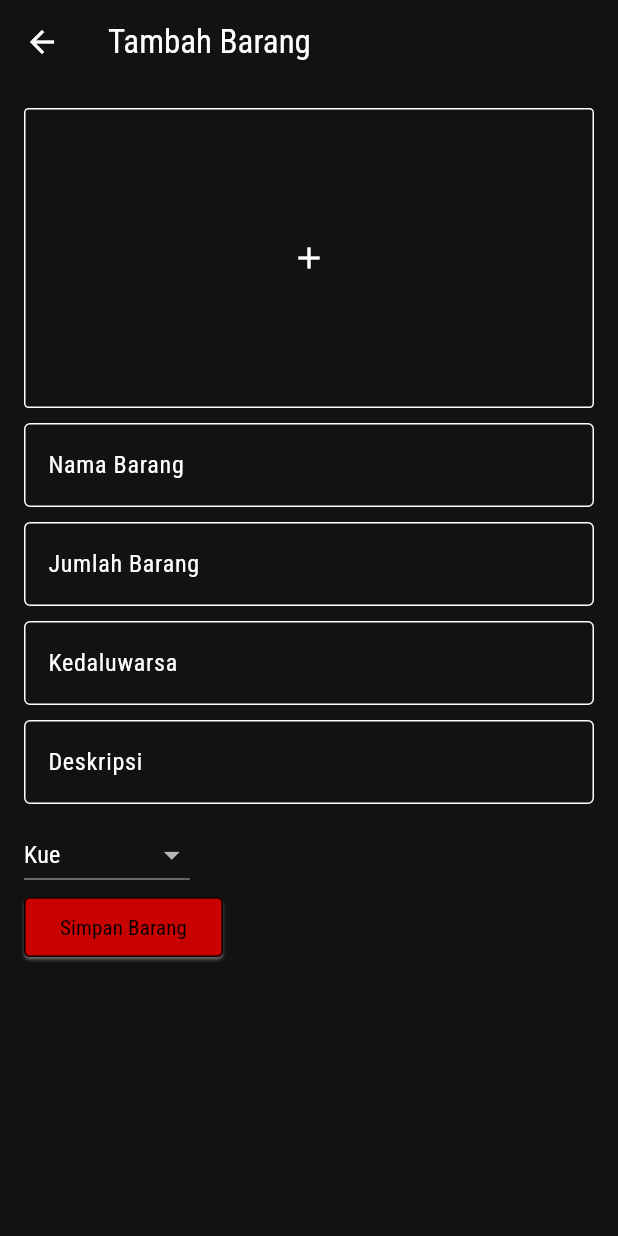
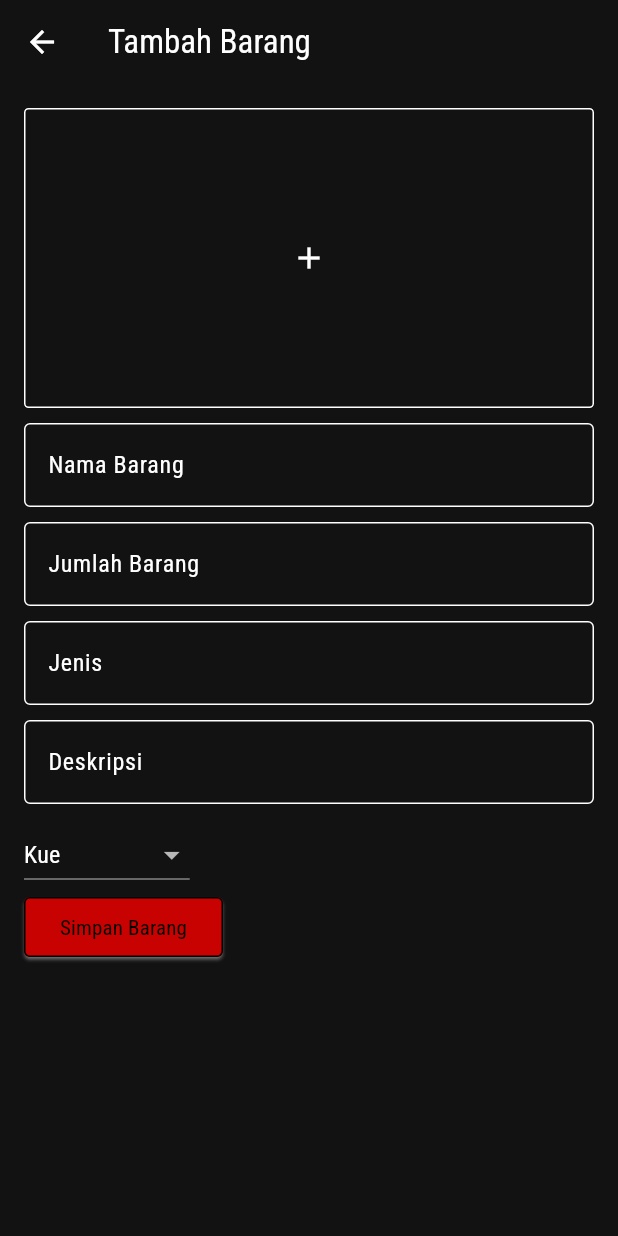
Before and after one commit to 221110019/project_bansos, a Flutter app: the HomeOwner screen opened directly, item 2 of the bottom bar chosen, after a tap on the "assignment add" icon, on a phone screen of 412 x 824 dp. Run offline on Flutter 3.47's test engine with Material 3 defaults, Android fonts, the phone set to English and light mode, and no system bars; our stand-ins replace awesome_notifications, cloud_firestore, firebase_auth, firebase_core, google_mobile_ads, image_picker and 3 more; accounts and stored records are empty; generated files the repository leaves out were written again.

Commit message:
finish Translate Owner n components

```diff
--- a/lib/components/theme_switch.dart
+++ b/lib/components/theme_switch.dart
@@ -1,4 +1,5 @@
 import 'package:flutter/material.dart';
+import 'package:project_bansos/helper/cakap_helper.dart';
 import 'package:project_bansos/helper/shortcut_helper.dart';
 
 class ThemeSwitch extends StatelessWidget {
@@ -14,7 +15,7 @@ class ThemeSwitch extends StatelessWidget {
         onChanged: (value) {
           themeProvider.toggleTema();
           ShortcutHelper.kataSistem(context,
-              "Mengaktifkan mode ${themeProvider.terang ? 'terang' : 'gelap'}");
+              "${CakapHelper.tulisan(context)!.theme_1} ${themeProvider.terang ? CakapHelper.tulisan(context)!.theme_2 : CakapHelper.tulisan(context)!.theme_3}");
         },
         thumbIcon: WidgetStateProperty.resolveWith<Icon?>(
           (Set<WidgetState> states) {
--- a/lib/helper/cakap_helper.dart
+++ b/lib/helper/cakap_helper.dart
@@ -3,7 +3,6 @@ import 'package:flutter_gen/gen_l10n/app_localizations.dart';
 
 class CakapHelper {
   static AppLocalizations? tulisan(BuildContext context) {
-    return AppLocalizations.of(
-        context); // Replace 'existingGetter' with the actual getter you need
+    return AppLocalizations.of(context);
   }
 }
--- a/lib/main.dart
+++ b/lib/main.dart
@@ -19,12 +19,6 @@ void main() async {
   MobileAds.instance.initialize();
   await Firebase.initializeApp();
   AwesomeNotifications().initialize('resource://drawable/launch_background', [
-    // .initialize(null, [
-    NotificationChannel(
-        channelKey: 'welcome',
-        channelName: 'Welcome',
-        importance: NotificationImportance.High,
-        channelDescription: 'To welcome new user'),
     NotificationChannel(
         channelKey: 'log_in',
         channelName: 'Log In',
--- a/lib/pages/owner/dashboard_owner.dart
+++ b/lib/pages/owner/dashboard_owner.dart
@@ -1,7 +1,9 @@
 import 'package:cloud_firestore/cloud_firestore.dart';
 import 'package:flutter/material.dart';
+import 'package:project_bansos/components/language_button.dart';
 import 'package:project_bansos/components/theme_switch.dart';
 import 'package:project_bansos/components/tombol_custom.dart';
+import 'package:project_bansos/helper/cakap_helper.dart';
 import 'package:project_bansos/helper/exp_stok_helper.dart';
 import 'package:project_bansos/helper/shortcut_helper.dart';
 import 'package:project_bansos/services/auth_services.dart';
@@ -18,7 +20,7 @@ class MyApp extends StatelessWidget {
   @override
   Widget build(BuildContext context) {
     return const MaterialApp(
-      title: 'Dashboard Owner',
+      title: 'Owner Dashboard',
       home: DashboardOwner(),
     );
   }
@@ -39,7 +41,7 @@ class _DashboardOwnerState extends State<DashboardOwner> {
     return Scaffold(
       appBar: AppBar(
         title: Text(
-          "Dashboard Owner".toUpperCase(),
+          "Owner Dashboard".toUpperCase(),
           style: TextStyle(
             fontSize: 20,
             fontWeight: FontWeight.bold,
@@ -49,16 +51,20 @@ class _DashboardOwnerState extends State<DashboardOwner> {
       ),
       body: Column(
         children: [
+          Text(
+            IndomieHelper.sekarang().toUpperCase(),
+            style: const TextStyle(fontWeight: FontWeight.w700),
+          ),
           Divider(color: ShortcutHelper.warnaOnSurface(context)),
           pengaturanUtama(context),
           Divider(color: ShortcutHelper.warnaOnSurface(context)),
           rekap(context),
           context.read<OwnerMetaProvider>().jumlahStHabis > 0
-              ? peringatan(
-                  context, 'Ada stok yang/akan habis', Icons.warehouse_rounded)
+              ? peringatan(context, CakapHelper.tulisan(context)!.o_dash_1,
+                  Icons.warehouse_rounded)
               : const SizedBox.shrink(),
           context.read<OwnerMetaProvider>().jumlahExp > 0
-              ? peringatan(context, 'Ada barang yang/akan expired',
+              ? peringatan(context, CakapHelper.tulisan(context)!.o_dash_2,
                   Icons.warning_amber_rounded)
               : const SizedBox.shrink(),
         ],
@@ -74,14 +80,13 @@ class _DashboardOwnerState extends State<DashboardOwner> {
         mainAxisAlignment: MainAxisAlignment.spaceBetween,
         children: [
           const ThemeSwitch(),
-          Text(IndomieHelper.sekarang().toUpperCase()),
+          const LanguageButton(),
           TombolCustom(
               onPressed: () {
                 authServices.logoutUser();
                 ShortcutHelper.notifWoe(context).createLogoutNotification();
-                // ShortcutHelper.kataSistem(context, 'Berhasil keluar');
               },
-              child: const Text('Logout'))
+              child: Text(CakapHelper.tulisan(context)!.o_dash_3))
         ],
       ),
     );
@@ -134,17 +139,27 @@ class _DashboardOwnerState extends State<DashboardOwner> {
                       builder: (context, snapshot) {
                         if (snapshot.connectionState ==
                             ConnectionState.waiting) {
-                          return isiCard(0, 'Jenis', 'Barang');
+                          return isiCard(
+                              0,
+                              CakapHelper.tulisan(context)!.o_dash_6,
+                              CakapHelper.tulisan(context)!.o_dash_4);
                         }
                         if (snapshot.hasError || !snapshot.hasData) {
-                          return isiCard(0, 'Jenis', 'Barang');
+                          return isiCard(
+                              0,
+                              CakapHelper.tulisan(context)!.o_dash_6,
+                              CakapHelper.tulisan(context)!.o_dash_4);
                         }
                         return isiCard(
-                            snapshot.data!.docs.length, 'Jenis', 'Barang');
+                            snapshot.data!.docs.length,
+                            CakapHelper.tulisan(context)!.o_dash_6,
+                            CakapHelper.tulisan(context)!.o_dash_4);
                       },
                     ),
-                    isiCard(context.read<OwnerMetaProvider>().jumlahExp,
-                        'Barang', 'Expired'),
+                    isiCard(
+                        context.read<OwnerMetaProvider>().jumlahExp,
+                        CakapHelper.tulisan(context)!.o_dash_4,
+                        CakapHelper.tulisan(context)!.o_dash_5),
                   ],
                 ),
                 Column(
@@ -156,17 +171,21 @@ class _DashboardOwnerState extends State<DashboardOwner> {
                       builder: (context, snapshot) {
                         if (snapshot.connectionState ==
                             ConnectionState.waiting) {
-                          return isiCard(0, 'Total', 'Pesanan');
+                          return isiCard(0, 'Total',
+                              CakapHelper.tulisan(context)!.o_dash_7);
                         }
                         if (snapshot.hasError || !snapshot.hasData) {
-                          return isiCard(0, 'Total', 'Pesanan');
+                          return isiCard(0, 'Total',
+                              CakapHelper.tulisan(context)!.o_dash_7);
                         }
-                        return isiCard(
-                            snapshot.data!.docs.length, 'Total', 'Pesanan');
+                        return isiCard(snapshot.data!.docs.length, 'Total',
+                            CakapHelper.tulisan(context)!.o_dash_7);
                       },
                     ),
-                    isiCard(context.read<OwnerMetaProvider>().jumlahStHabis,
-                        'Stok', 'Sisa Sedikit')
+                    isiCard(
+                        context.read<OwnerMetaProvider>().jumlahStHabis,
+                        CakapHelper.tulisan(context)!.o_home_1,
+                        CakapHelper.tulisan(context)!.o_dash_8)
                   ],
                 )
               ],
@@ -179,7 +198,7 @@ class _DashboardOwnerState extends State<DashboardOwner> {
 
   Container peringatan(BuildContext context, String isi, IconData ikon) {
     return Container(
-      padding: const EdgeInsets.all(8.0),
+      padding: const EdgeInsets.symmetric(vertical: 8),
       margin: const EdgeInsets.only(top: 8),
       width: ShortcutHelper.lebarFull(context) * 0.85,
       decoration: BoxDecoration(
--- a/lib/pages/owner/home_owner.dart
+++ b/lib/pages/owner/home_owner.dart
@@ -1,4 +1,5 @@
 import 'package:flutter/material.dart';
+import 'package:project_bansos/helper/cakap_helper.dart';
 import 'package:project_bansos/helper/shortcut_helper.dart';
 import 'package:project_bansos/pages/owner/dashboard_owner.dart';
 import 'package:project_bansos/pages/owner/pesanan_owner.dart';
@@ -32,13 +33,15 @@ class HomeOwner extends StatelessWidget {
           unselectedItemColor: ShortcutHelper.warnaOnSurface(context),
           showSelectedLabels: true,
           showUnselectedLabels: true,
-          items: const [
-            BottomNavigationBarItem(
+          items: [
+            const BottomNavigationBarItem(
                 icon: Icon(Icons.dashboard), label: 'Dashboard'),
             BottomNavigationBarItem(
-                icon: Icon(Icons.assignment), label: 'Stok'),
+                icon: const Icon(Icons.assignment),
+                label: CakapHelper.tulisan(context)!.o_home_1),
             BottomNavigationBarItem(
-                icon: Icon(Icons.person_pin_circle), label: 'Pesanan'),
+                icon: const Icon(Icons.person_pin_circle),
+                label: CakapHelper.tulisan(context)!.o_home_2),
           ],
         ));
   }
--- a/lib/pages/owner/pesanan_owner.dart
+++ b/lib/pages/owner/pesanan_owner.dart
@@ -1,6 +1,7 @@
 import 'package:cloud_firestore/cloud_firestore.dart';
 import 'package:flutter/material.dart';
 import 'package:project_bansos/components/list_tile_pesanan.dart';
+import 'package:project_bansos/helper/cakap_helper.dart';
 import 'package:project_bansos/helper/shortcut_helper.dart';
 import 'package:project_bansos/models/barang_preorder.dart';
 
@@ -15,7 +16,7 @@ class PesananOwner extends StatelessWidget {
             mainAxisAlignment: MainAxisAlignment.spaceBetween,
             children: [
               Text(
-                "DAFTAR PESANAN",
+                CakapHelper.tulisan(context)!.o_pesan_1,
                 style: TextStyle(
                   fontSize: 20,
                   fontWeight: FontWeight.bold,
@@ -38,7 +39,8 @@ class PesananOwner extends StatelessWidget {
                 return Center(child: Text("Error: ${snapshot.error}"));
               } else if (snapshot.data!.docs.isEmpty ||
                   snapshot.data?.docs == null) {
-                return const Center(child: Text("No items found"));
+                return Center(
+                    child: Text(CakapHelper.tulisan(context)!.o_pesan_2));
               }
               print(snapshot.data!.docs);
               // print(snapshot.data!.docs[0].data());
--- a/lib/pages/owner/stok/stok_owner.dart
+++ b/lib/pages/owner/stok/stok_owner.dart
@@ -4,6 +4,7 @@ import 'package:cloud_firestore/cloud_firestore.dart';
 import 'package:flutter/material.dart';
 import 'package:project_bansos/components/alt_gambar_error.dart';
 import 'package:project_bansos/components/tombol_custom.dart';
+import 'package:project_bansos/helper/cakap_helper.dart';
 import 'package:project_bansos/helper/exp_stok_helper.dart';
 import 'package:project_bansos/helper/shortcut_helper.dart';
 import 'package:project_bansos/models/barang_stok.dart';
@@ -76,7 +77,7 @@ class StokOwnerState extends State<StokOwner> {
             mainAxisAlignment: MainAxisAlignment.spaceBetween,
             children: [
               Text(
-                "STOK BARANG",
+                CakapHelper.tulisan(context)!.o_stok_1,
                 style: TextStyle(
                   fontSize: 20,
                   fontWeight: FontWeight.bold,
@@ -109,7 +110,8 @@ class StokOwnerState extends State<StokOwner> {
               } else if (snapshot.hasError) {
                 return Center(child: Text("Error: ${snapshot.error}"));
               } else if (snapshot.data!.docs.isEmpty) {
-                return const Center(child: Text("No items found"));
+                return Center(
+                    child: Text(CakapHelper.tulisan(context)!.o_pesan_2));
               }
               // print(snapshot.data!.docs[0].data());
               List<BarangStok> barang = snapshot.data!.docs
@@ -179,7 +181,8 @@ class StokOwnerState extends State<StokOwner> {
                                                 fontWeight: FontWeight.w900),
                                           ),
                                           Text(
-                                            "${ShortcutHelper.rupiahkan(barang[index].harga)}",
+                                            ShortcutHelper.rupiahkan(
+                                                barang[index].harga),
                                             style:
                                                 const TextStyle(fontSize: 10),
                                           ),
@@ -190,11 +193,11 @@ class StokOwnerState extends State<StokOwner> {
                                             MainAxisAlignment.spaceBetween,
                                         children: [
                                           Text(
-                                              "${barang[index].jumlah} stok >"),
+                                              "${barang[index].jumlah} ${CakapHelper.tulisan(context)!.o_home_1.toLowerCase()} >"),
                                           Text(
-                                              " ${barang[index].jumlah - barang[index].yangDijual} dipakai +"),
+                                              " ${barang[index].jumlah - barang[index].yangDijual} ${CakapHelper.tulisan(context)!.o_stok_2} +"),
                                           Text(
-                                              "${barang[index].yangDijual} dijual"),
+                                              "${barang[index].yangDijual} ${CakapHelper.tulisan(context)!.o_stok_3}"),
                                         ],
                                       ),
                                     ],
@@ -205,7 +208,7 @@ class StokOwnerState extends State<StokOwner> {
                                     children: [
                                       barang[index].kadarluasa != null
                                           ? Text(
-                                              'Kedaluwarsa : ${IndomieHelper.waktuExpired(barang[index].kadarluasa!.toDate())}',
+                                              '${CakapHelper.tulisan(context)!.o_dash_6} : ${IndomieHelper.waktuExpired(context, barang[index].kadarluasa!.toDate())}',
                                               style:
                                                   const TextStyle(fontSize: 10),
                                             )
--- a/lib/pages/owner/stok/tambah_stok_owner.dart
+++ b/lib/pages/owner/stok/tambah_stok_owner.dart
@@ -4,6 +4,7 @@ import 'package:flutter/material.dart';
 import 'package:intl/intl.dart';
 import 'package:permission_handler/permission_handler.dart';
 import 'package:project_bansos/components/tombol_custom.dart';
+import 'package:project_bansos/helper/cakap_helper.dart';
 import 'package:project_bansos/provider/theme_provider.dart';
 import 'package:project_bansos/services/datetime_services.dart';
 import 'package:project_bansos/services/firestore_services.dart';
@@ -90,7 +91,7 @@ class _TambahStokOwnerState extends State<TambahStokOwner> {
   @override
   Widget build(BuildContext context) {
     return Scaffold(
-      appBar: AppBar(title: const Text('Tambah Barang')),
+      appBar: AppBar(title: Text(CakapHelper.tulisan(context)!.o_add_stok_1)),
       body: SingleChildScrollView(
         child: Container(
           padding: const EdgeInsets.all(16.0),
@@ -125,16 +126,18 @@ class _TambahStokOwnerState extends State<TambahStokOwner> {
               ),
               TextField(
                 controller: namaController,
-                decoration: const InputDecoration(
-                    labelText: 'Nama Barang', border: OutlineInputBorder()),
+                decoration: InputDecoration(
+                    labelText: CakapHelper.tulisan(context)!.o_add_stok_2,
+                    border: OutlineInputBorder()),
               ),
               const SizedBox(
                 height: 10,
               ),
               TextField(
                 controller: jumlahController,
-                decoration: const InputDecoration(
-                    labelText: 'Jumlah Barang', border: OutlineInputBorder()),
+                decoration: InputDecoration(
+                    labelText: CakapHelper.tulisan(context)!.o_add_stok_3,
+                    border: OutlineInputBorder()),
                 keyboardType: TextInputType.number,
               ),
               const SizedBox(
@@ -153,8 +156,8 @@ class _TambahStokOwnerState extends State<TambahStokOwner> {
                   });
                 },
                 controller: kadarluasaController,
-                decoration: const InputDecoration(
-                    hintText: 'Kedaluwarsa',
+                decoration: InputDecoration(
+                    hintText: CakapHelper.tulisan(context)!.o_dash_6,
                     border: OutlineInputBorder(),
                     focusedBorder: OutlineInputBorder(
                         borderSide: BorderSide(color: Colors.white))),
@@ -164,8 +167,9 @@ class _TambahStokOwnerState extends State<TambahStokOwner> {
               ),
               TextField(
                 controller: deskripsiController,
-                decoration: const InputDecoration(
-                    labelText: 'Deskripsi', border: OutlineInputBorder()),
+                decoration: InputDecoration(
+                    labelText: CakapHelper.tulisan(context)!.o_add_stok_4,
+                    border: OutlineInputBorder()),
               ),
               const SizedBox(height: 10),
               DropdownButton<String>(
@@ -182,11 +186,11 @@ class _TambahStokOwnerState extends State<TambahStokOwner> {
                     child: Text(value),
                   );
                 }).toList(),
-                hint: const Text('Pilih Kategori'),
+                hint: Text(CakapHelper.tulisan(context)!.o_add_stok_5),
               ),
               TombolCustom(
                 onPressed: saveBarang,
-                child: const Text('Simpan Barang'),
+                child: Text(CakapHelper.tulisan(context)!.o_add_stok_6),
               ),
             ],
           ),
```
Also changed, not shown: lib/components/list_tile_pesanan.dart (+11 -7 lines), lib/helper/exp_stok_helper.dart (+14 -9 lines), lib/l10n/app_en.arb (+46 -1 lines), lib/l10n/app_id.arb (+46 -1 lines), lib/pages/owner/stok/filter_stok_owner.dart (+7 -6 lines), lib/pages/owner/stok/update_stok_owner.dart (+10 -9 lines), lib/services/notification_service.dart (+7 -21 lines).
